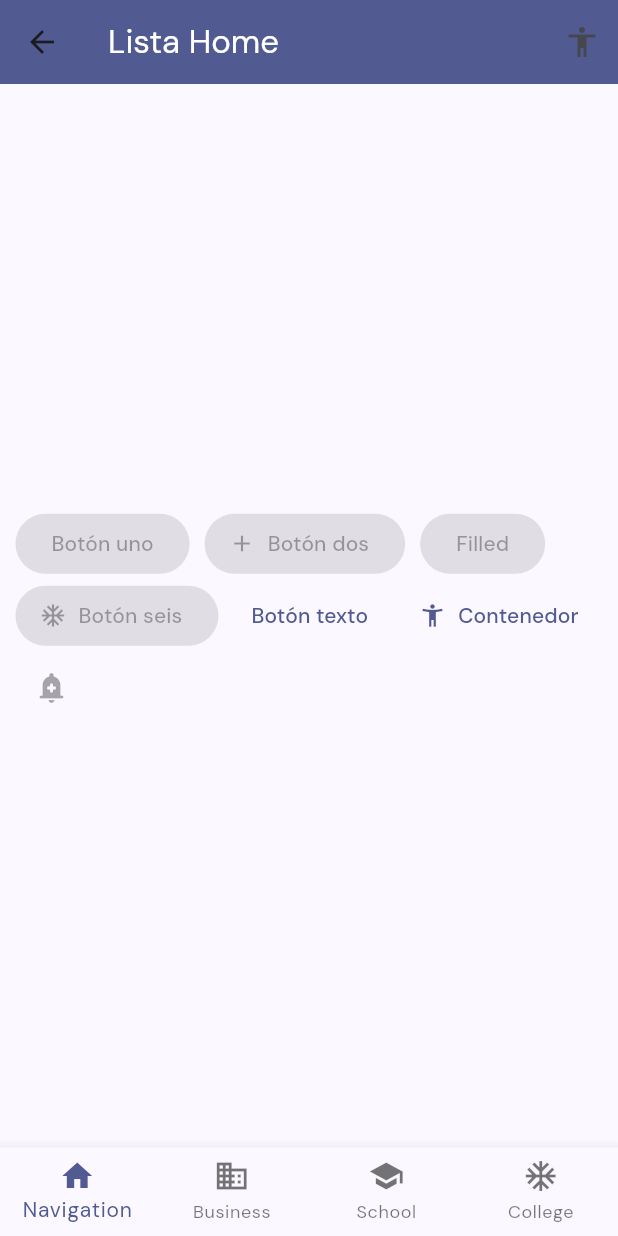
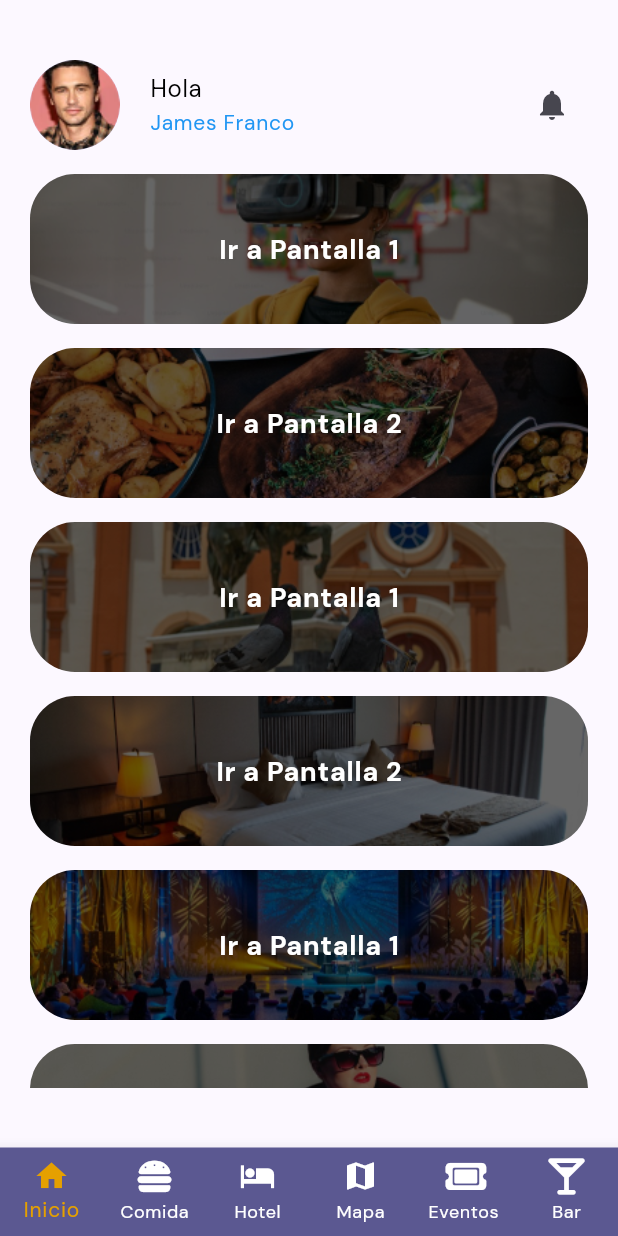
Before and after one commit to bitxa/vivacity_app, a Flutter app: the Navigation screen opened by its route, on a phone screen of 412 x 824 dp. Run offline on Flutter 3.47's test engine with Material 3 defaults, Android fonts, the light colour scheme and no system bars; our stand-ins replace carousel_slider, font_awesome_flutter, google_fonts.

Commit message:
Home y cambios

```diff
--- a/lib/Authentication/login.dart
+++ b/lib/Authentication/login.dart
@@ -2,7 +2,6 @@
 
 import 'package:flutter/material.dart';
 import 'package:font_awesome_flutter/font_awesome_flutter.dart';
-import 'package:google_fonts/google_fonts.dart';
 import 'package:vivacity_app/Authentication/password_field.dart';
 import 'package:vivacity_app/Authentication/register.dart';
 
@@ -43,7 +42,7 @@ class Login extends StatelessWidget {
                 crossAxisAlignment: CrossAxisAlignment.start,
                 children: [
                   Text(
-                    'Corre electrónico',
+                    'Correo electrónico',
                     style: TextStyle(
                       color: Color(0xFFFDFDFD),
                       fontWeight: FontWeight.bold,
@@ -85,23 +84,24 @@ class Login extends StatelessWidget {
                 ],
               ),
             ),
-
+            SizedBox(height: 20),
             //FORGET PASSWORD
             TextButton(
               child: Text('¿Olvidaste tu contraseña?'),
               onPressed: () {
                 // Add your onPressed code here!
               },
-              style: TextButton.styleFrom(primary: Colors.white),
+              style: TextButton.styleFrom(foregroundColor: Colors.white),
             ),
-
+            SizedBox(height: 20),
             Padding(
               padding: const EdgeInsets.only(left: 60, right: 60),
               child: SizedBox(
                 child: ElevatedButton(
                   child: Text('Ingresar'),
                   onPressed: () {
-                    // Add your onPressed code here!
+                    Navigator.pushNamed(
+                        context, 'app'); //para entrar a la app de momento
                   },
                   style: ElevatedButton.styleFrom(
                     foregroundColor: Colors.white,
@@ -144,6 +144,7 @@ class Login extends StatelessWidget {
                       backgroundColor: Color(0xffec5447),
                       foregroundColor: Colors.white),
                 ),
+                SizedBox(height: 20),
                 // Facebook sign in button
                 ElevatedButton(
                   child: Row(
@@ -185,7 +186,7 @@ class Login extends StatelessWidget {
                     MaterialPageRoute(builder: (context) => Register()),
                   );
                 },
-                style: TextButton.styleFrom(primary: Colors.white),
+                style: TextButton.styleFrom(foregroundColor: Colors.white),
               ),
             ),
           ],
--- a/lib/Authentication/password_field.dart
+++ b/lib/Authentication/password_field.dart
@@ -1,7 +1,10 @@
 import 'package:flutter/material.dart';
 
 class PasswordField extends StatefulWidget {
+  const PasswordField({super.key});
+
   @override
+  // ignore: library_private_types_in_public_api
   _PasswordFieldState createState() => _PasswordFieldState();
 }
 
@@ -18,7 +21,7 @@ class _PasswordFieldState extends State<PasswordField> {
             color: Colors.grey.withOpacity(0.5),
             spreadRadius: 1,
             blurRadius: 3,
-            offset: Offset(0, 2),
+            offset: const Offset(0, 2),
           ),
         ],
       ),
@@ -26,7 +29,7 @@ class _PasswordFieldState extends State<PasswordField> {
         obscureText: _isHidden,
         decoration: InputDecoration(
           hintText: 'Ingresa tu contraseña',
-          prefixIcon: Icon(Icons.lock),
+          prefixIcon: const Icon(Icons.lock),
           suffixIcon: IconButton(
             icon: Icon(
               _isHidden ? Icons.visibility_off : Icons.visibility,
@@ -37,7 +40,7 @@ class _PasswordFieldState extends State<PasswordField> {
               });
             },
           ),
-          contentPadding: EdgeInsets.symmetric(vertical: 20.0),
+          contentPadding: const EdgeInsets.symmetric(vertical: 20.0),
           border: InputBorder.none,
         ),
       ),
--- a/lib/Authentication/register.dart
+++ b/lib/Authentication/register.dart
@@ -2,9 +2,7 @@
 
 import 'package:flutter/material.dart';
 import 'package:font_awesome_flutter/font_awesome_flutter.dart';
-import 'package:google_fonts/google_fonts.dart';
 import 'package:vivacity_app/Authentication/login.dart';
-import 'package:vivacity_app/Authentication/password_field.dart';
 
 class Register extends StatelessWidget {
   const Register({super.key});
@@ -227,6 +225,7 @@ class Register extends StatelessWidget {
                     ],
                   ),
                 ),
+                SizedBox(height: 20),
                 Padding(
                   padding: const EdgeInsets.only(top: 6, left: 60, right: 60),
                   child: SizedBox(
@@ -242,6 +241,7 @@ class Register extends StatelessWidget {
                     ),
                   ),
                 ),
+                SizedBox(height: 20),
                 Row(
                   children: const <Widget>[
                     Expanded(child: Divider(thickness: 1, color: Colors.white)),
@@ -252,7 +252,7 @@ class Register extends StatelessWidget {
                     Expanded(child: Divider(thickness: 1, color: Colors.white)),
                   ],
                 ),
-                SizedBox(height: 24.0),
+                SizedBox(height: 20),
                 ButtonBar(
                   buttonPadding: EdgeInsets.only(left: 20, right: 20),
                   alignment: MainAxisAlignment.center,
@@ -274,6 +274,7 @@ class Register extends StatelessWidget {
                           backgroundColor: Color(0xffec5447),
                           foregroundColor: Colors.white),
                     ),
+                    SizedBox(height: 20),
                     // Facebook sign in button
                     ElevatedButton(
                       child: Row(
--- a/lib/Home/home.dart
+++ b/lib/Home/home.dart
@@ -8,54 +8,146 @@ class Home extends StatelessWidget {
   @override
   Widget build(BuildContext context) {
     return Scaffold(
-        appBar: AppBar(
-          title: const Text('Lista Home',
-              style: TextStyle(
-                color: Colors.white,
-              )),
-          backgroundColor: Theme.of(context).colorScheme.primary,
-          actions: <Widget>[
-            IconButton(
-                onPressed: () {
-                  Navigator.pushNamed(context, 'catalogo');
-                },
-                icon: const Icon(Icons.accessibility)),
+      body: Padding(
+        padding: EdgeInsets.symmetric(horizontal: 20, vertical: 40),
+        child: Column(
+          crossAxisAlignment: CrossAxisAlignment.start,
+          children: [
+            Row(
+              mainAxisAlignment: MainAxisAlignment
+                  .spaceBetween, // Alinea los elementos al principio y al final
+              children: [
+                Row(
+                  children: const [
+                    CircleAvatar(
+                      maxRadius: 30,
+                      backgroundImage: AssetImage('assets/home/perfil.png'),
+                    ),
+                    SizedBox(width: 20),
+                    Column(
+                      crossAxisAlignment: CrossAxisAlignment.start,
+                      children: [
+                        Text(
+                          'Hola',
+                          style: TextStyle(
+                            fontSize: 16,
+                            color: Colors.black,
+                          ),
+                        ),
+                        Text(
+                          'James Franco',
+                          style: TextStyle(
+                            fontSize: 14,
+                            color: Colors.blue,
+                          ),
+                        ),
+                      ],
+                    ),
+                  ],
+                ),
+                IconButton(
+                  onPressed: () {
+                    // Acciones al hacer clic en el icono de notificaciones
+                  },
+                  icon: const Icon(Icons.notifications),
+                ),
+              ],
+            ),
+            SizedBox(height: 16),
+            Expanded(
+              child: ListView(
+                children: [
+                  _buildImageButton(
+                    text: 'Ir a Pantalla 1',
+                    imagePath: 'assets/home/tour.png',
+                    onPressed: () {
+                      Navigator.pushNamed(context, 'pantalla1');
+                    },
+                  ),
+                  SizedBox(height: 16),
+                  _buildImageButton(
+                    text: 'Ir a Pantalla 2',
+                    imagePath: 'assets/home/food.png',
+                    onPressed: () {
+                      Navigator.pushNamed(context, 'pantalla2');
+                    },
+                  ),
+                  SizedBox(height: 16),
+                  _buildImageButton(
+                    text: 'Ir a Pantalla 1',
+                    imagePath: 'assets/home/lugares.png',
+                    onPressed: () {
+                      Navigator.pushNamed(context, 'pantalla1');
+                    },
+                  ),
+                  SizedBox(height: 16),
+                  _buildImageButton(
+                    text: 'Ir a Pantalla 2',
+                    imagePath: 'assets/home/hotel.png',
+                    onPressed: () {
+                      Navigator.pushNamed(context, 'pantalla2');
+                    },
+                  ),
+                  SizedBox(height: 16),
+                  _buildImageButton(
+                    text: 'Ir a Pantalla 1',
+                    imagePath: 'assets/home/event.png',
+                    onPressed: () {
+                      Navigator.pushNamed(context, 'pantalla1');
+                    },
+                  ),
+                  SizedBox(height: 16),
+                  _buildImageButton(
+                    text: 'Ir a Pantalla 2',
+                    imagePath: 'assets/home/shop.png',
+                    onPressed: () {
+                      Navigator.pushNamed(context, 'pantalla2');
+                    },
+                  ),
+                  SizedBox(height: 16),
+                  _buildImageButton(
+                    text: 'Ir a Pantalla 1',
+                    imagePath: 'assets/home/party.png',
+                    onPressed: () {
+                      Navigator.pushNamed(context, 'pantalla1');
+                    },
+                  ),
+                  SizedBox(height: 16),
+                ],
+              ),
+            ),
           ],
         ),
-        body: Padding(
-            padding: EdgeInsets.symmetric(horizontal: 0, vertical: 0),
-            child: Center(
-              child: Wrap(
-                spacing: 10,
-                children: [
-                  ElevatedButton(
-                    onPressed: null,
-                    child: Text('Botón uno'),
-                  ),
-                  ElevatedButton.icon(
-                    onPressed: null,
-                    icon: Icon(Icons.add),
-                    label: Text('Botón dos'),
-                  ),
-                  FilledButton(onPressed: null, child: Text('Filled')),
-                  FilledButton.icon(
-                    onPressed: null,
-                    icon: Icon(Icons.ac_unit_sharp),
-                    label: Text('Botón seis'),
-                  ),
-                  TextButton(onPressed: () {}, child: Text('Botón texto')),
-                  TextButton.icon(
-                      onPressed: () {
-                        Navigator.pushNamed(context, 'contenedor');
-                      },
-                      icon: Icon(
-                        Icons.accessibility_new_sharp,
-                      ),
-                      label: Text('Contenedor')),
-                  IconButton(
-                      onPressed: null, icon: Icon(Icons.add_alert_rounded)),
-                ],
-              ),
-            )));
+      ),
+    );
   }
 }
+
+Widget _buildImageButton({
+  required String text,
+  required String imagePath,
+  required VoidCallback onPressed,
+}) {
+  return InkWell(
+    onTap: onPressed,
+    child: Container(
+      height: 100,
+      decoration: BoxDecoration(
+        image: DecorationImage(
+          image: AssetImage(imagePath),
+          fit: BoxFit.cover,
+        ),
+        borderRadius: BorderRadius.circular(30),
+      ),
+      alignment: Alignment.center,
+      child: Text(
+        text,
+        style: TextStyle(
+          color: Colors.white,
+          fontSize: 18,
+          fontWeight: FontWeight.bold,
+        ),
+      ),
+    ),
+  );
+}
--- a/lib/InitialCarousel/carousel.dart
+++ b/lib/InitialCarousel/carousel.dart
@@ -3,7 +3,6 @@
 import 'package:carousel_slider/carousel_slider.dart';
 import 'package:flutter/material.dart';
 import 'package:vivacity_app/Authentication/login.dart';
-import 'package:vivacity_app/navigation.dart';
 
 final List<String> imgList = [
   'assets/initial_carousel/1.png',
@@ -19,19 +18,16 @@ final List<Widget> textOverlays = [
     subtitle:
         'La ciudad interactúa contigo. No te pierdas nada de lo que sucede a tu alrededor. Nosotros te diremos cómo...',
   ),
-
   TextOverlayWidget(
     title: 'Obten tu agenda personalizada',
     subtitle:
         'Así puedes disfrutar de las más diversas actividades culturales en la ciudad, danza, música, teatro, exposiciones artísticas, emprendimientos, congresos, etc.',
   ),
-
   TextOverlayWidget(
     title: 'Recorre los lugares más fascinantes',
     subtitle:
         'Cada uno de los lugares de esta ciudad tiene su historia, así que puedes conocer mas de ella y de su gente, recórrela y conoce más detalles con los puntos de realidad aumentada...',
   ),
-
   TextOverlayWidget(
     title: 'Una experiencia virtual más cerca de lo que te imaginas',
     subtitle:
@@ -93,7 +89,10 @@ class TextOverlayWidget extends StatelessWidget {
 }
 
 class InitialCarousel extends StatefulWidget {
+  const InitialCarousel({super.key});
+
   @override
+  // ignore: library_private_types_in_public_api
   _InitialCarouselState createState() => _InitialCarouselState();
 }
 
@@ -109,7 +108,7 @@ class _InitialCarouselState extends State<InitialCarousel> {
           CarouselSlider.builder(
             itemCount: imgList.length,
             itemBuilder: (context, index, realIndex) {
-              return Container(
+              return SizedBox(
                 width: MediaQuery.of(context).size.width,
                 height: MediaQuery.of(context).size.height,
                 child: Stack(
@@ -169,7 +168,6 @@ class _InitialCarouselState extends State<InitialCarousel> {
               }).toList(),
             ),
           ),
-
           SafeArea(
             child: Align(
               alignment: Alignment.topRight,
--- a/lib/Splash/splash.dart
+++ b/lib/Splash/splash.dart
@@ -4,8 +4,6 @@
 
 import 'package:flutter/material.dart';
 import 'package:vivacity_app/InitialCarousel/carousel.dart';
-import 'package:vivacity_app/home/home.dart';
-import 'package:vivacity_app/navigation.dart';
 
 class Splash extends StatefulWidget {
   const Splash({super.key});
@@ -23,6 +21,7 @@ class _SplashState extends State<Splash> {
 
   _navigateToHome() async {
     await Future.delayed(const Duration(milliseconds: 100), () {});
+    // ignore: use_build_context_synchronously
     Navigator.pushReplacement(
         context, MaterialPageRoute(builder: (context) => InitialCarousel()));
   }
--- a/lib/main.dart
+++ b/lib/main.dart
@@ -1,5 +1,6 @@
 import 'package:flutter/material.dart';
 import 'package:google_fonts/google_fonts.dart';
+import 'package:vivacity_app/Home/home.dart';
 import 'package:vivacity_app/Splash/splash.dart';
 import 'package:vivacity_app/navigation.dart';
 
@@ -15,12 +16,12 @@ class VivaApp extends StatelessWidget {
     final textTheme = Theme.of(context).textTheme;
 
     return MaterialApp(
-      home: Navigation(),
+      home: const Navigation(),
       debugShowCheckedModeBanner: false,
       theme: ThemeData(
         useMaterial3: true,
         colorScheme: ColorScheme.fromSeed(
-          seedColor: Colors.indigo,
+          seedColor: const Color(0xFF48448C),
           brightness: Brightness.light,
         ),
         textTheme: GoogleFonts.dmSansTextTheme(textTheme).copyWith(
@@ -30,7 +31,8 @@ class VivaApp extends StatelessWidget {
       ),
       routes: {
         'app': (_) => const Navigation(),
-        'splash': (_) => const Splash()
+        'splash': (_) => const Splash(),
+        'home': (_) => const Home(),
       },
       initialRoute: 'splash',
     );
--- a/lib/navigation.dart
+++ b/lib/navigation.dart
@@ -1,4 +1,5 @@
 import 'package:flutter/material.dart';
+import 'package:font_awesome_flutter/font_awesome_flutter.dart';
 import 'package:vivacity_app/Home/home.dart';
 
 class Navigation extends StatefulWidget {
@@ -12,7 +13,7 @@ class _NavigationState extends State<Navigation> {
   int _selectedIndex = 0;
 
   final List<Widget> _pages = [
-    Home(),
+    const Home(),
     Container(),
   ];
 
@@ -21,8 +22,11 @@ class _NavigationState extends State<Navigation> {
     return Scaffold(
       body: _pages[_selectedIndex],
       bottomNavigationBar: BottomNavigationBar(
+        backgroundColor: Theme.of(context).colorScheme.primary,
         type: BottomNavigationBarType.fixed,
         currentIndex: _selectedIndex,
+        selectedItemColor: const Color(0xFFE5A000),
+        unselectedItemColor: Colors.white,
         onTap: (index) {
           setState(() {
             _selectedIndex = index;
@@ -31,19 +35,27 @@ class _NavigationState extends State<Navigation> {
         items: const <BottomNavigationBarItem>[
           BottomNavigationBarItem(
             icon: Icon(Icons.home),
-            label: 'Navigation',
+            label: 'Inicio',
           ),
           BottomNavigationBarItem(
-            icon: Icon(Icons.business),
-            label: 'Business',
+            icon: Icon(FontAwesomeIcons.burger),
+            label: 'Comida',
           ),
           BottomNavigationBarItem(
-            icon: Icon(Icons.school),
-            label: 'School',
+            icon: Icon(Icons.hotel),
+            label: 'Hotel',
           ),
           BottomNavigationBarItem(
-            icon: Icon(Icons.ac_unit),
-            label: 'College',
+            icon: Icon(Icons.map),
+            label: 'Mapa',
+          ),
+          BottomNavigationBarItem(
+            icon: Icon(FontAwesomeIcons.ticket),
+            label: 'Eventos',
+          ),
+          BottomNavigationBarItem(
+            icon: Icon(FontAwesomeIcons.martiniGlass),
+            label: 'Bar',
           ),
         ],
       ),
--- a/pubspec.yaml
+++ b/pubspec.yaml
@@ -25,3 +25,4 @@ flutter:
     - assets/splash/
     - assets/initial_carousel/
     - assets/login/
+    - assets/home/
```
Also changed, not shown: assets/home/event.png (added), assets/home/food.png (added), assets/home/hotel.png (added), assets/home/lugares.png (added), assets/home/party.png (added), assets/home/perfil.png (added), assets/home/shop.png (added), assets/home/tour.png (added).
